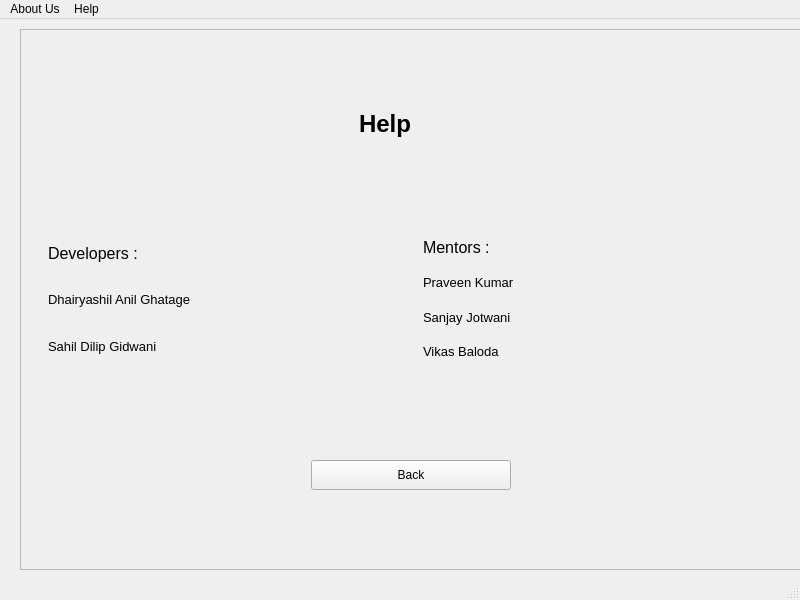
This is help.ui in dhairyashil-G/CGWB-Desktop-App as Qt 5 draws it before an edit. The edited form follows.
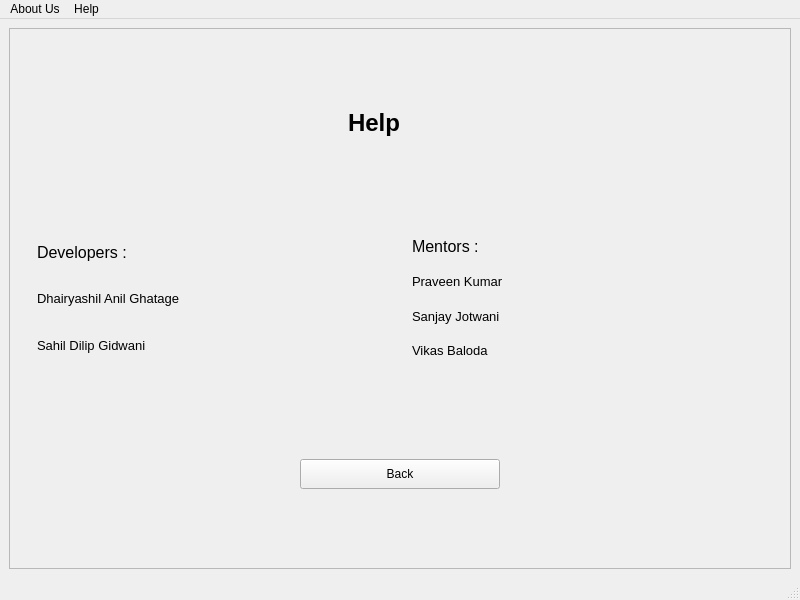
This is the edited form. Icons and pictures are not drawn.

Commit message: updated main.spec

Diff of the .ui file:
```diff
--- a/help.ui
+++ b/help.ui
@@ -14,15 +14,9 @@
    <string>MainWindow</string>
   </property>
   <widget class="QWidget" name="centralwidget">
+   <layout class="QVBoxLayout" name="verticalLayout">
+    <item>
    <widget class="QScrollArea" name="scrollArea">
-    <property name="geometry">
-     <rect>
-      <x>20</x>
-      <y>10</y>
-      <width>782</width>
-      <height>541</height>
-     </rect>
-    </property>
     <property name="widgetResizable">
      <bool>true</bool>
     </property>
@@ -266,6 +260,8 @@
      </layout>
     </widget>
    </widget>
+    </item>
+   </layout>
   </widget>
   <widget class="QMenuBar" name="menubar">
    <property name="geometry">
```
Lines whose indentation alone changed are shown as unchanged. The commit also changes 1 other file.
